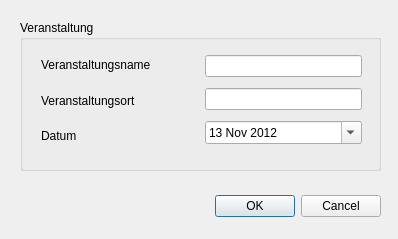
Old version of the form iBasar/eventmgrwidget.ui in the repository hoihrig/iBasar.
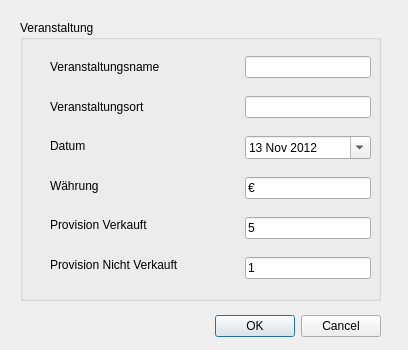
New version of the form.

Commit message: Added more Configuration Options for Event

Diff of the .ui file:
```diff
--- a/iBasar/eventmgrwidget.ui
+++ b/iBasar/eventmgrwidget.ui
@@ -6,8 +6,8 @@
    <rect>
     <x>0</x>
     <y>0</y>
-    <width>398</width>
-    <height>239</height>
+    <width>408</width>
+    <height>350</height>
    </rect>
   </property>
   <property name="windowTitle">
@@ -17,7 +17,7 @@
    <property name="geometry">
     <rect>
      <x>40</x>
-     <y>190</y>
+     <y>310</y>
      <width>341</width>
      <height>32</height>
     </rect>
@@ -35,7 +35,7 @@
      <x>20</x>
      <y>20</y>
      <width>361</width>
-     <height>151</height>
+     <height>281</height>
     </rect>
    </property>
    <property name="title">
@@ -44,15 +44,15 @@
    <widget class="QWidget" name="">
     <property name="geometry">
      <rect>
-      <x>21</x>
+      <x>30</x>
       <y>30</y>
       <width>321</width>
-      <height>101</height>
+      <height>231</height>
      </rect>
     </property>
-    <layout class="QHBoxLayout" name="horizontalLayout">
+    <layout class="QHBoxLayout" name="horizontalLayout" stretch="3,2">
      <item>
-      <layout class="QVBoxLayout" name="verticalLayout_2">
+      <layout class="QVBoxLayout" name="verticalLayout">
        <item>
         <widget class="QLabel" name="eventlbl">
          <property name="sizePolicy">
@@ -86,10 +86,37 @@
          </property>
         </widget>
        </item>
+       <item>
+        <widget class="QLabel" name="currencyLabel">
+         <property name="text">
+          <string>Währung</string>
+         </property>
+        </widget>
+       </item>
+       <item>
+        <widget class="QLabel" name="provSoldLabel">
+         <property name="text">
+          <string>Provision Verkauft</string>
+         </property>
+        </widget>
+       </item>
+       <item>
+        <widget class="QLabel" name="provNSoldLabel">
+         <property name="text">
+          <string>Provision Nicht Verkauft</string>
+         </property>
+        </widget>
+       </item>
       </layout>
      </item>
      <item>
-      <layout class="QVBoxLayout" name="verticalLayout">
+      <layout class="QVBoxLayout" name="verticalLayout_2">
+       <property name="spacing">
+        <number>18</number>
+       </property>
+       <property name="topMargin">
+        <number>6</number>
+       </property>
        <item>
         <widget class="QLineEdit" name="eventnameedit"/>
        </item>
@@ -113,6 +140,30 @@
          </property>
         </widget>
        </item>
+       <item>
+        <widget class="QLineEdit" name="currencyLineEdit">
+         <property name="text">
+          <string>€</string>
+         </property>
+         <property name="maxLength">
+          <number>2</number>
+         </property>
+        </widget>
+       </item>
+       <item>
+        <widget class="QLineEdit" name="provSoldLineEdit">
+         <property name="text">
+          <string>5</string>
+         </property>
+        </widget>
+       </item>
+       <item>
+        <widget class="QLineEdit" name="provNSoldLineEdit">
+         <property name="text">
+          <string>1</string>
+         </property>
+        </widget>
+       </item>
       </layout>
      </item>
     </layout>
```
The commit also changes 1 other file.
